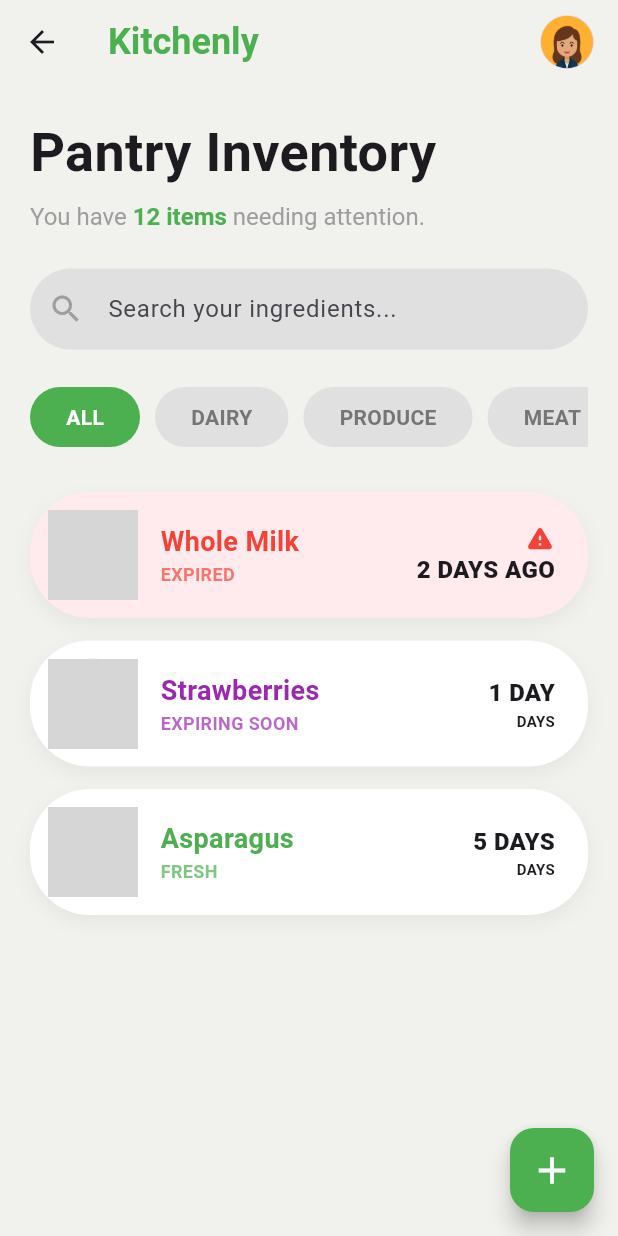
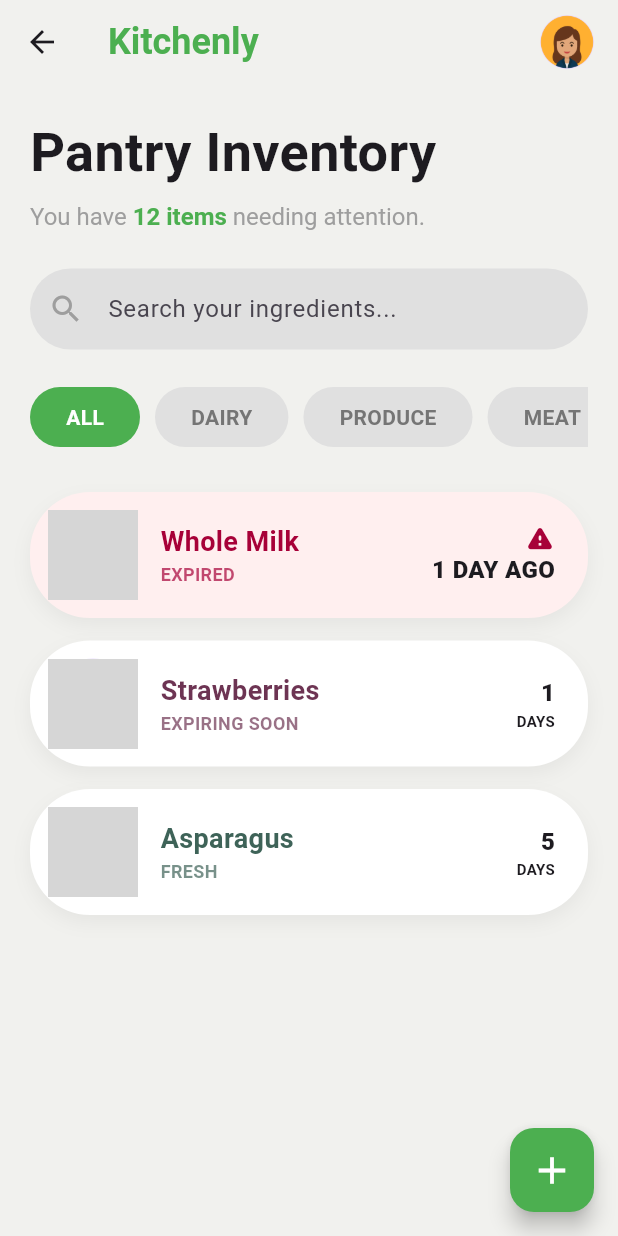
Before and after one commit to MariamElbeshbeeshy/Smart-Kitchen, a Flutter app: the PantryInventoryScreen screen opened directly, on a phone screen of 412 x 824 dp. Run offline on Flutter 3.47's test engine with Material 3 defaults, Android fonts, the phone set to English and light mode, and no system bars; grey boxes are pictures that could not be loaded.

Commit message:
Refactor pantry list to use dynamic data and improve item rendering

```diff
--- a/lib/views/pantry/pantry_view.dart
+++ b/lib/views/pantry/pantry_view.dart
@@ -1,5 +1,6 @@
 import 'package:flutter/material.dart';
 import 'package:smart_kitchen/helper/constants.dart';
+import 'package:smart_kitchen/models/pantry_item_model.dart';
 import 'package:smart_kitchen/widgets/category_filters.dart';
 import 'package:smart_kitchen/widgets/custom_appbar.dart';
 import 'package:smart_kitchen/widgets/pantry_header.dart';
@@ -11,6 +12,29 @@ class PantryInventoryScreen extends StatelessWidget {
 
   @override
   Widget build(BuildContext context) {
+    final List<PantryItemModel> dummyPantryItems = [
+  PantryItemModel(
+    name: 'Whole Milk',
+    image: 'assets/images/milk.png',
+    category: 'DAIRY',
+    quantity: 1,
+    expiryDate: DateTime.now().subtract(const Duration(days: 2)), // منتهي منذ يومين
+  ),
+  PantryItemModel(
+    name: 'Strawberries',
+    image: 'assets/images/strawberries.png',
+    category: 'PRODUCE',
+    quantity: 1,
+    expiryDate: DateTime.now().add(const Duration(days: 1)), // ينتهي غداً
+  ),
+  PantryItemModel(
+    name: 'Asparagus',
+    image: 'assets/images/asparagus.png',
+    category: 'PRODUCE',
+    quantity: 1,
+    expiryDate: DateTime.now().add(const Duration(days: 5)), // طازج
+  ),
+];
     return Scaffold(
       backgroundColor: kBackgroundColor,
       appBar: const PantryAppBar(),
@@ -19,7 +43,7 @@ class PantryInventoryScreen extends StatelessWidget {
         backgroundColor: kPrimaryColor,
         child: const Icon(Icons.add, color: Colors.white, size: 30),
       ),
-      body: const SingleChildScrollView(
+      body: SingleChildScrollView(
         padding: EdgeInsets.symmetric(horizontal: 20),
         child: Column(
           crossAxisAlignment: CrossAxisAlignment.start,
@@ -31,7 +55,7 @@ class PantryInventoryScreen extends StatelessWidget {
             SizedBox(height: 25),
             CategoryFilters(),
             SizedBox(height: 30),
-            PantryList(),
+            PantryList(items: dummyPantryItems,),
           ],
         ),
       ),
--- a/lib/widgets/pantry_list.dart
+++ b/lib/widgets/pantry_list.dart
@@ -1,38 +1,32 @@
 import 'package:flutter/material.dart';
 import 'package:smart_kitchen/helper/constants.dart';
 import 'package:smart_kitchen/widgets/pantry_card.dart';
+import 'package:smart_kitchen/models/pantry_item_model.dart';
 
 class PantryList extends StatelessWidget {
-  const PantryList({super.key});
+  final List<PantryItemModel> items;
+  const PantryList({super.key, required this.items});
 
   @override
   Widget build(BuildContext context) {
-    return const Column(
-      children: [
-        PantryCard(
-          name: 'Whole Milk',
-          status: 'EXPIRED',
-          timeInfo: '2 DAYS AGO',
-          image: 'assets/images/milk.png',
-          cardColor: Color(0xFFFFEBEE),
-          statusColor: Colors.red,
-          showWarning: true,
-        ),
-        PantryCard(
-          name: 'Strawberries',
-          status: 'EXPIRING SOON',
-          timeInfo: '1 DAY',
-          image: 'assets/images/strawberries.png',
-          statusColor: Colors.purple,
-        ),
-        PantryCard(
-          name: 'Asparagus',
-          status: 'FRESH',
-          timeInfo: '5 DAYS',
-          image: 'assets/images/asparagus.png',
-          statusColor: kPrimaryColor,
-        ),
-      ],
+    return ListView.builder(
+      shrinkWrap: true,
+      physics:
+          const NeverScrollableScrollPhysics(),
+      itemCount: items.length,
+      itemBuilder: (context, index) {
+        final item = items[index];
+
+        return PantryCard(
+          name: item.name,
+          status: item.statusText,
+          timeInfo: item.timeInfoText,
+          image: item.image,
+          statusColor: item.statusColor,
+          cardColor: item.cardColor,
+          showWarning: item.showWarning,
+        );
+      },
     );
   }
 }
```
